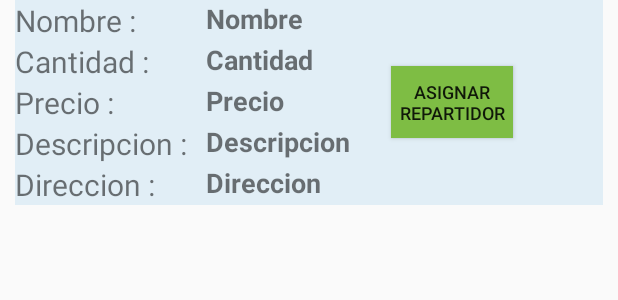
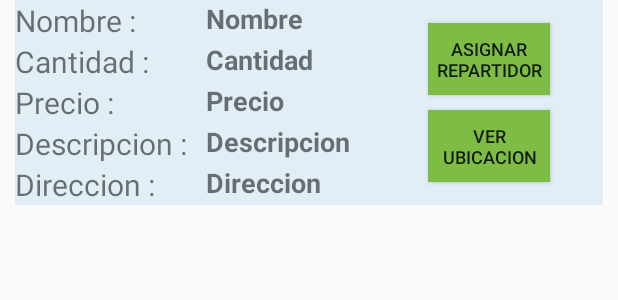
Before and after one commit to gantz7774/MyApplication, an Android app: the layout pedidos_por_asignar_view.xml on its own in the app's theme, with its tools: preview values and no code run, on a phone screen of 412 x 824 dp. Shown: the top 300 px of the screen. Run offline under Robolectric (Android 15) with nearby library versions, the phone set to English and light mode, and no system bars.

Commit message:
cambios 10/09/2020 ajustes generales 3

```diff
--- a/app/src/main/java/gantzcompany/myapplication/PedidosPorAsignar.java
+++ b/app/src/main/java/gantzcompany/myapplication/PedidosPorAsignar.java
@@ -95,7 +95,9 @@ public class PedidosPorAsignar extends AppCompatActivity {
                             String precio = ds.child("precio").getValue().toString();
                             String descripcion = ds.child("descripcion").getValue().toString();
                             String direccion = ds.child("direccion").getValue().toString();
-                            nPedidosList.add(new Pedidos(nombre,cantidad,precio,descripcion,direccion));
+                            String latitud = ds.child("latitud").getValue().toString();
+                            String longitud = ds.child("longitud").getValue().toString();
+                            nPedidosList.add(new Pedidos(nombre,cantidad,precio,descripcion,direccion,latitud,longitud));
                         }
                     }
 
--- /dev/null
+++ b/app/src/main/res/drawable/logo.xml
@@ -0,0 +1,4 @@
+<?xml version="1.0" encoding="utf-8"?>
+<selector xmlns:android="http://schemas.android.com/apk/res/android">
+
+</selector>
--- a/app/src/main/res/layout/activity_perfil_cliente.xml
+++ b/app/src/main/res/layout/activity_perfil_cliente.xml
@@ -103,13 +103,13 @@
             android:layout_height="wrap_content"
             android:text="Precio" />
 
-        <EditText
+        <TextView
             android:id="@+id/editTextPrecio"
             android:layout_width="70dp"
             android:layout_height="wrap_content"
             android:layout_marginStart="97dp"
             android:ems="10"
-            android:inputType="number" />
+            android:textSize="16sp" />
 
     </LinearLayout>
 
--- a/app/src/main/res/layout/pedidos_por_asignar_view.xml
+++ b/app/src/main/res/layout/pedidos_por_asignar_view.xml
@@ -117,18 +117,28 @@
     <LinearLayout
         android:layout_width="match_parent"
         android:layout_height="match_parent"
-        android:gravity="center_vertical"
+        android:gravity="center_horizontal|center_vertical"
         android:orientation="vertical">
 
         <Button
-            android:id="@+id/button3"
+            android:id="@+id/btnAsignarRepartidor"
             android:layout_width="81dp"
             android:layout_height="wrap_content"
             android:layout_marginEnd="10dp"
             android:layout_marginStart="10dp"
             android:background="#7EBD44"
-            android:gravity="center"
             android:text="Asignar Repartidor"
+            android:textSize="12dp" />
+
+        <Button
+            android:id="@+id/btnVerUbicacion"
+            android:layout_width="81dp"
+            android:layout_height="wrap_content"
+            android:layout_marginEnd="10dp"
+            android:layout_marginStart="10dp"
+            android:layout_marginTop="10dp"
+            android:background="#7EBD44"
+            android:text="Ver Ubicacion"
             android:textSize="12dp" />
     </LinearLayout>
 
--- a/app/src/main/res/layout/pedidos_view.xml
+++ b/app/src/main/res/layout/pedidos_view.xml
@@ -121,7 +121,7 @@
         android:orientation="vertical">
 
         <Button
-            android:id="@+id/button3"
+            android:id="@+id/btnVerUbicacion"
             android:layout_width="81dp"
             android:layout_height="wrap_content"
             android:layout_marginEnd="10dp"
```
Also changed, not shown: app/src/main/java/gantzcompany/myapplication/MainActivity.java (+2 -32 lines), app/src/main/java/gantzcompany/myapplication/MapsActivity.java (+8 -2 lines), app/src/main/java/gantzcompany/myapplication/PerfilCliente.java (+99 -20 lines), app/src/main/java/gantzcompany/myapplication/PerfilRepartidor.java (+12 -1 lines), app/src/main/java/gantzcompany/myapplication/adapters/PedidoAdapter.java (+22 -1 lines), app/src/main/java/gantzcompany/myapplication/models/Pedidos.java (+19 -1 lines).
